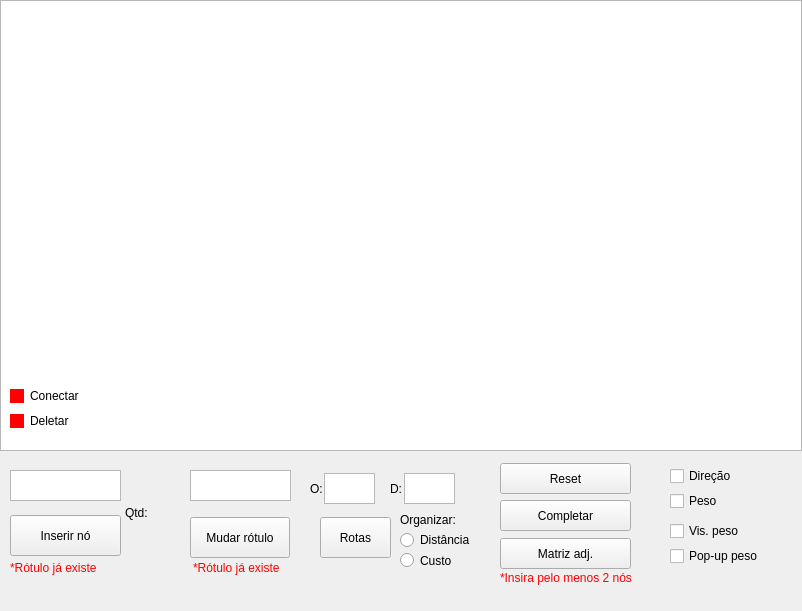
Qt form mainwindow.ui (juliaaviee/graphDraw) before a commit.
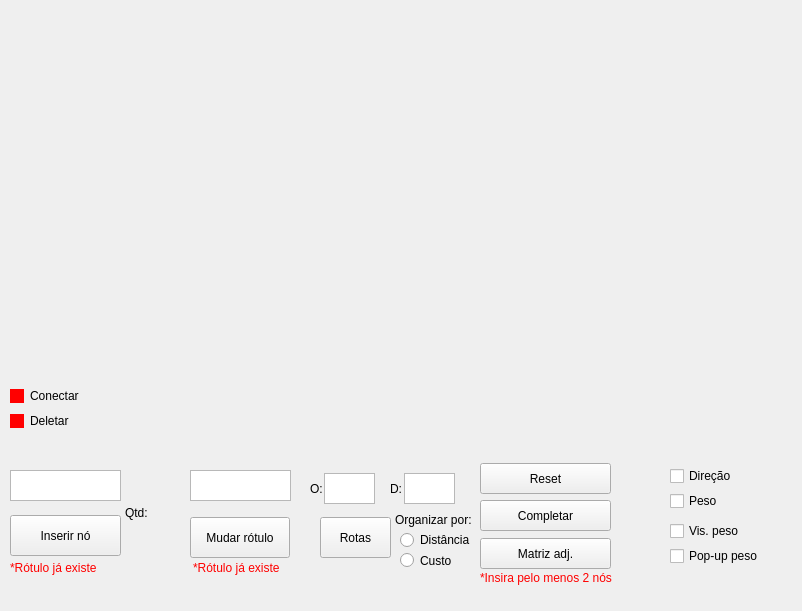
The same form after that commit. Icons and pictures are not drawn.

What changed in the file:
```diff
--- a/mainwindow.ui
+++ b/mainwindow.ui
@@ -17,16 +17,6 @@
    <iconset theme="applications-graphics"/>
   </property>
   <widget class="QWidget" name="centralwidget">
-   <widget class="QGraphicsView" name="graphicsView">
-    <property name="geometry">
-     <rect>
-      <x>0</x>
-      <y>0</y>
-      <width>802</width>
-      <height>451</height>
-     </rect>
-    </property>
-   </widget>
    <widget class="QPushButton" name="insertNode">
     <property name="geometry">
      <rect>
@@ -53,7 +43,7 @@
    <widget class="QPushButton" name="reset">
     <property name="geometry">
      <rect>
-      <x>500</x>
+      <x>480</x>
       <y>463</y>
       <width>131</width>
       <height>31</height>
@@ -89,7 +79,7 @@
    <widget class="QPushButton" name="showMatrix">
     <property name="geometry">
      <rect>
-      <x>500</x>
+      <x>480</x>
       <y>538</y>
       <width>131</width>
       <height>31</height>
@@ -187,14 +177,14 @@
    <widget class="QLabel" name="label_3">
     <property name="geometry">
      <rect>
-      <x>400</x>
+      <x>395</x>
       <y>510</y>
-      <width>61</width>
+      <width>79</width>
       <height>20</height>
      </rect>
     </property>
     <property name="text">
-     <string>Organizar:</string>
+     <string>Organizar por:</string>
     </property>
    </widget>
    <widget class="QCheckBox" name="weightV">
@@ -226,7 +216,7 @@
    <widget class="QPushButton" name="complete">
     <property name="geometry">
      <rect>
-      <x>500</x>
+      <x>480</x>
       <y>500</y>
       <width>131</width>
       <height>31</height>
@@ -326,7 +316,7 @@
    <widget class="QLabel" name="matrixEr">
     <property name="geometry">
      <rect>
-      <x>500</x>
+      <x>480</x>
       <y>570</y>
       <width>141</width>
       <height>16</height>
```
